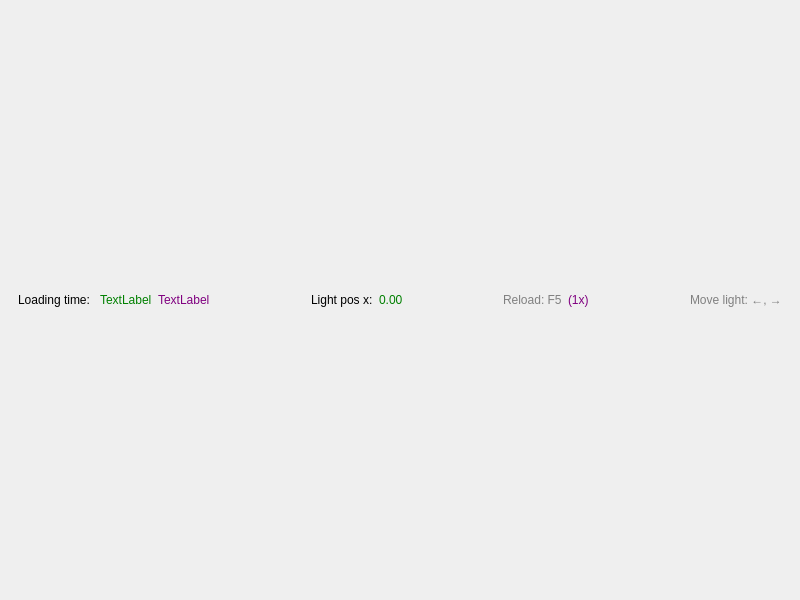
Before: the Qt Designer form src/widget/mainwindow.ui in ian-ledig/opengl-tests, drawn with Qt 5.
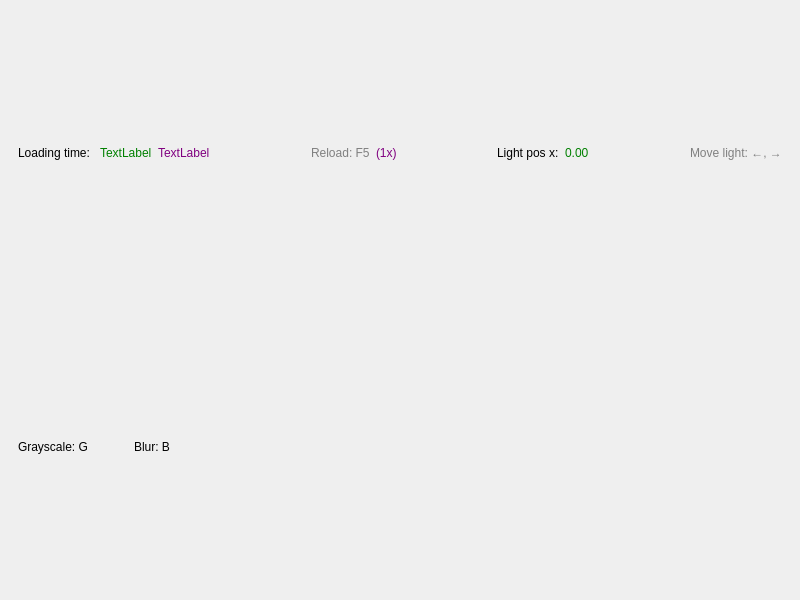
After: the same form once the commit is applied.

Commit message: Adding framebuffer with grayscale and blur with shared memory

Diff of the .ui file:
```diff
--- a/src/widget/mainwindow.ui
+++ b/src/widget/mainwindow.ui
@@ -58,36 +58,6 @@
          </property>
         </spacer>
        </item>
-       <item>
-        <widget class="QLabel" name="labelLightPosInfo">
-         <property name="text">
-          <string>Light pos x:</string>
-         </property>
-        </widget>
-       </item>
-       <item>
-        <widget class="QLabel" name="labelLightPos">
-         <property name="styleSheet">
-          <string notr="true">color: green;</string>
-         </property>
-         <property name="text">
-          <string>0.00</string>
-         </property>
-        </widget>
-       </item>
-       <item>
-        <spacer name="horizontalSpacer">
-         <property name="orientation">
-          <enum>Qt::Orientation::Horizontal</enum>
-         </property>
-         <property name="sizeHint" stdset="0">
-          <size>
-           <width>40</width>
-           <height>20</height>
-          </size>
-         </property>
-        </spacer>
-       </item>
        <item>
         <widget class="QLabel" name="labelReloadInfo">
          <property name="styleSheet">
@@ -108,6 +78,36 @@
          </property>
         </widget>
        </item>
+       <item>
+        <spacer name="horizontalSpacer">
+         <property name="orientation">
+          <enum>Qt::Orientation::Horizontal</enum>
+         </property>
+         <property name="sizeHint" stdset="0">
+          <size>
+           <width>40</width>
+           <height>20</height>
+          </size>
+         </property>
+        </spacer>
+       </item>
+       <item>
+        <widget class="QLabel" name="labelLightPosInfo">
+         <property name="text">
+          <string>Light pos x:</string>
+         </property>
+        </widget>
+       </item>
+       <item>
+        <widget class="QLabel" name="labelLightPos">
+         <property name="styleSheet">
+          <string notr="true">color: green;</string>
+         </property>
+         <property name="text">
+          <string>0.00</string>
+         </property>
+        </widget>
+       </item>
        <item>
         <spacer name="horizontalSpacer_2">
          <property name="orientation">
@@ -134,6 +134,39 @@
       </layout>
      </widget>
     </item>
+    <item alignment="Qt::AlignmentFlag::AlignLeft">
+     <widget class="QWidget" name="widget_2" native="true">
+      <layout class="QHBoxLayout" name="horizontalLayout_2">
+       <item>
+        <widget class="QLabel" name="label">
+         <property name="text">
+          <string>Grayscale: G</string>
+         </property>
+        </widget>
+       </item>
+       <item>
+        <spacer name="horizontalSpacer_4">
+         <property name="orientation">
+          <enum>Qt::Orientation::Horizontal</enum>
+         </property>
+         <property name="sizeHint" stdset="0">
+          <size>
+           <width>40</width>
+           <height>20</height>
+          </size>
+         </property>
+        </spacer>
+       </item>
+       <item>
+        <widget class="QLabel" name="label_2">
+         <property name="text">
+          <string>Blur: B</string>
+         </property>
+        </widget>
+       </item>
+      </layout>
+     </widget>
+    </item>
    </layout>
   </widget>
  </widget>
```
The commit also changes 52 other files.
